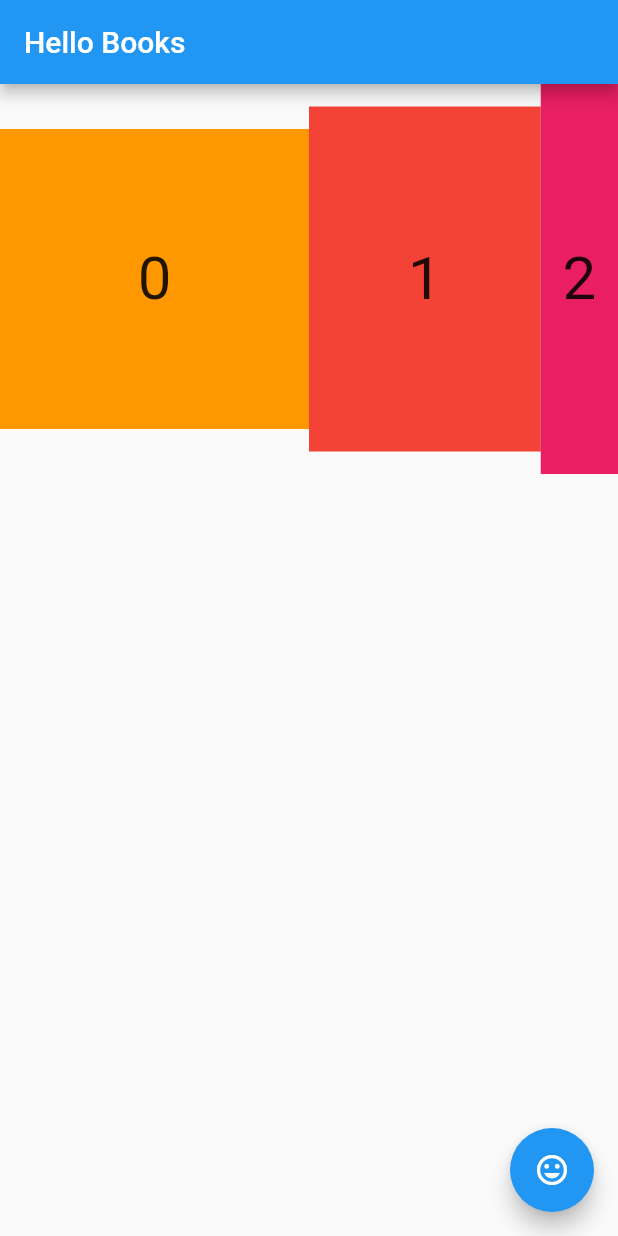
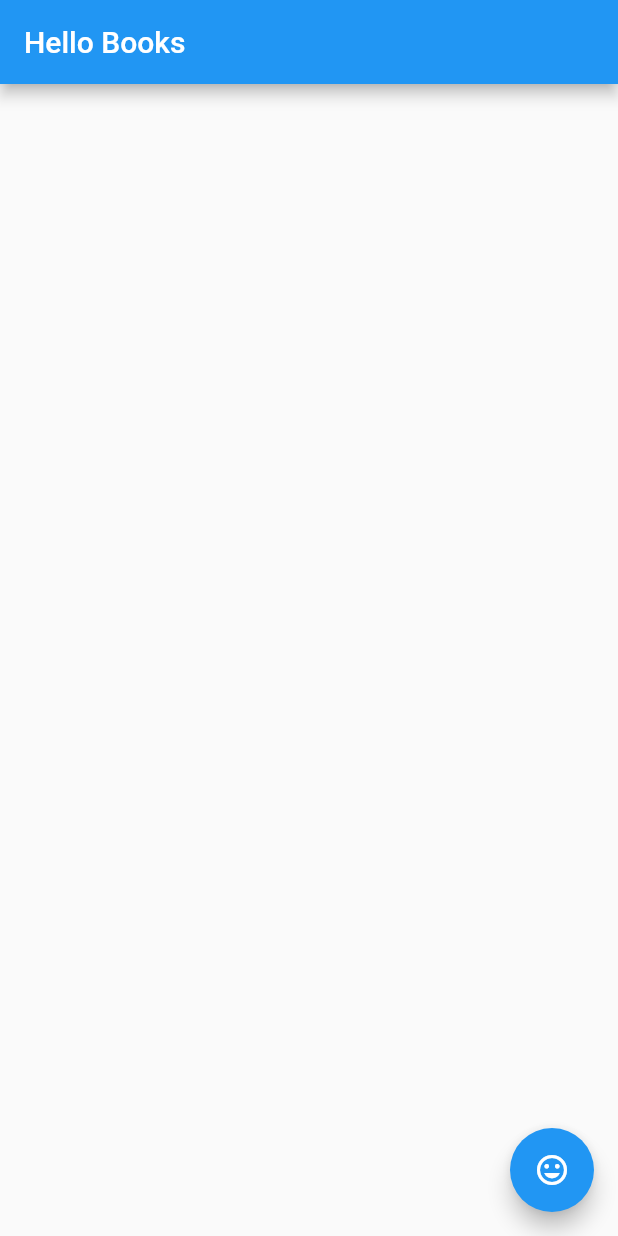
Before and after one commit to CoderNamedHendrick/hello_books, a Flutter app: the screen it shows after launch, on a phone screen of 412 x 824 dp. Run offline on Flutter 3.47's test engine with Material 2 defaults, Android fonts, the phone set to English and light mode, and no system bars.

Commit message:
building the book app

```diff
--- a/lib/main.dart
+++ b/lib/main.dart
@@ -40,19 +40,12 @@ class _MyHomePageState extends State<MyHomePage> {
     });
   }
 
-  List<Color> colors = [Colors.orange, Colors.red, Colors.pink, Colors.blue];
-
-  getColor(int index) {
-    return colors[index];
-  }
-
   @override
   Widget build(BuildContext context) {
     return Scaffold(
       appBar: AppBar(
         title: Text(widget.title),
       ),
-      body: expandedWithFlex(),
       floatingActionButton: FloatingActionButton(
         onPressed: _updateGreeting,
         tooltip: 'Greeting',
@@ -60,52 +53,4 @@ class _MyHomePageState extends State<MyHomePage> {
       ),
     );
   }
-
-  Widget childWidget(int index) {
-    return Container(
-      color: getColor(index),
-      width: 200 + index * 20.toDouble(),
-      height: 200 + index * 30.toDouble(),
-      child: Center(
-        child: Text(
-          '$index',
-          style: TextStyle(fontSize: 40),
-        ),
-      ),
-    );
-  }
-
-  Widget expandedWithFlex() {
-    return Row(
-      children: [
-        Expanded(
-          flex: 4,
-          child: childWidget(0),
-        ),
-        Expanded(
-          flex: 3,
-          child: childWidget(1),
-        ),
-        Expanded(
-          child: childWidget(2),
-        ),
-      ],
-    );
-  }
-
-  Widget expandedDefault() {
-    return Row(
-      children: [
-        Expanded(
-          child: childWidget(1),
-        ),
-        Expanded(
-          child: childWidget(2),
-        ),
-        Expanded(
-          child: childWidget(3),
-        ),
-      ],
-    );
-  }
 }
```
